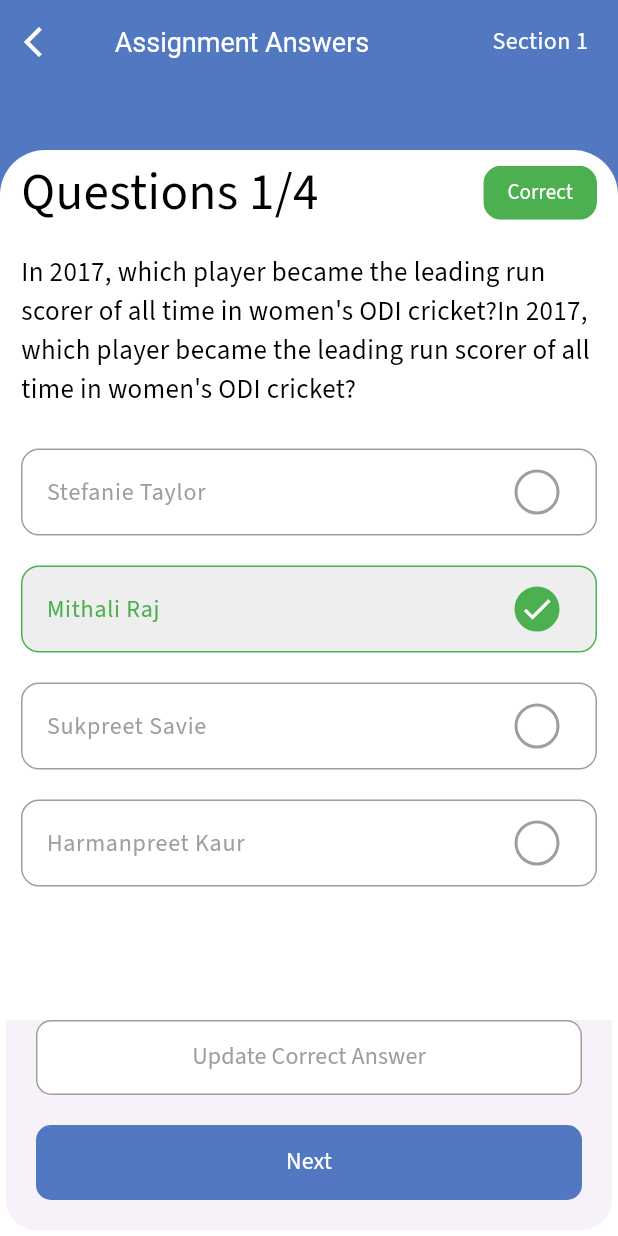
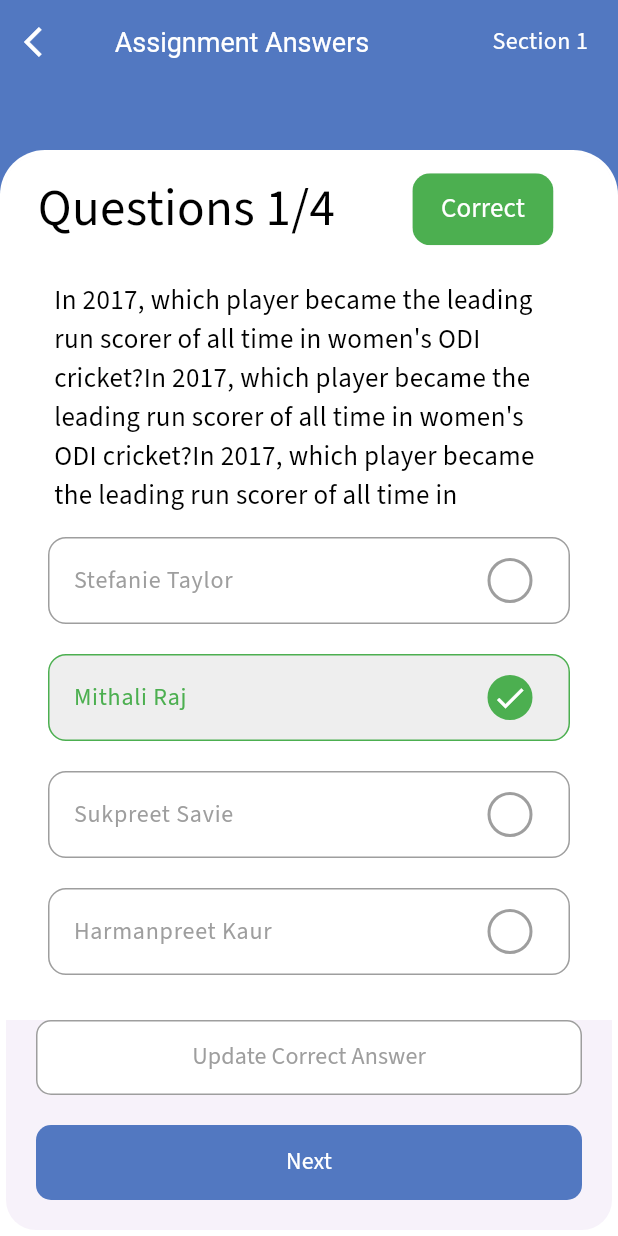
Before and after one commit to georgecabaccang/iskulapp-flutter, a Flutter app: the AssignmentAnswersPage screen opened directly with empty values, on a phone screen of 412 x 824 dp. Run offline on Flutter 3.47's test engine with Material 3 defaults, Android fonts, the phone set to English and light mode, and no system bars; our stand-ins replace dotted_line, flutter_bloc, flutter_dotenv, flutter_secure_storage, flutter_spinkit, freezed_annotation and 1 more; accounts and stored records are empty.

Commit message:
updated answers

```diff
--- a/assets/questions.json
+++ b/assets/questions.json
@@ -1,7 +1,7 @@
 [
     {
       "id": 1,
-      "q": "In 2017, which player became the leading run scorer of all time in women's ODI cricket?In 2017, which player became the leading run scorer of all time in women's ODI cricket?",
+      "q": "In 2017, which player became the leading run scorer of all time in women's ODI cricket?In 2017, which player became the leading run scorer of all time in women's ODI cricket?In 2017, which player became the leading run scorer of all time in women's ODI cricket?In 2017, which player became the leading run scorer of all time in women's ODI cricket?",
       "type": "multi",
       "answers": [
         { "id": 1, "text": "Stefanie Taylor", "is_correct": 0, "is_student_answered": 0 },
--- a/lib/pages/assignment/assignment_answers/widgets/assignment_card.dart
+++ b/lib/pages/assignment/assignment_answers/widgets/assignment_card.dart
@@ -74,7 +74,6 @@ class AssignmentCard extends StatelessWidget {
       String optionText, int optionId, bool isCorrect, bool isStudentAnswered) {
     bool isSelected = selectedOption == optionId;
 
-    // Define colors based on selection and correctness
     Color borderColor = isCorrect
         ? Colors.green
         : (isStudentAnswered ? Colors.red : Colors.grey);
@@ -168,7 +167,6 @@ class AssignmentCard extends StatelessWidget {
     final statusColor = _getStatusColor(status);
 
     return SizedBox(
-      // Ensure the Card takes the full width of the screen
       width: double.infinity,
       child: Card(
         elevation: 0,
@@ -179,8 +177,6 @@ class AssignmentCard extends StatelessWidget {
           children: [
             Expanded(
               child: Container(
-                padding: const EdgeInsets.only(
-                    top: 0.0, left: 10, right: 10, bottom: 0),
                 decoration: const BoxDecoration(
                   color: Colors.white,
                   borderRadius: BorderRadius.vertical(top: Radius.circular(20)),
@@ -188,7 +184,14 @@ class AssignmentCard extends StatelessWidget {
                 child: Column(
                   crossAxisAlignment: CrossAxisAlignment.start,
                   children: [
-                    Row(
+                    Padding(
+                      padding: const EdgeInsets.only(
+                        left: 21,
+                        right: 39,
+                        top: 11,
+                        bottom: 24,
+                      ),
+                      child: Row(
                         mainAxisAlignment: MainAxisAlignment.spaceBetween,
                         children: [
                           Text(
@@ -202,29 +205,49 @@ class AssignmentCard extends StatelessWidget {
                             elevation: 0,
                             label: Text(
                               status,
-                            style: bodyStyle().copyWith(color: Colors.white),
+                              style: bodyStyle()
+                                  .copyWith(color: Colors.white, fontSize: 18),
                             ),
                             backgroundColor: statusColor,
                             shape: RoundedRectangleBorder(
                               borderRadius: BorderRadius.circular(12),
                               side: const BorderSide(
                                 color: Colors.transparent,
-                              width: 0,
+                                width: 3,
                               ),
                             ),
                           ),
                         ],
                       ),
-                    const SizedBox(height: 16),
-                    Text(
+                    ),
+                    Padding(
+                      padding: const EdgeInsets.only(left: 32, right: 32),
+                      child: ConstrainedBox(
+                        constraints: const BoxConstraints(
+                          maxHeight: 160,
+                        ),
+                        child: SingleChildScrollView(
+                          child: Align(
+                            alignment: Alignment.centerLeft,
+                            child: Text(
                               question['q'] ?? 'No question available',
                               style: bodyStyle().copyWith(
                                 fontSize: 18,
                                 fontWeight: FontWeight.w500,
                               ),
+                              textAlign: TextAlign.left,
                             ),
-                    const SizedBox(height: 16),
-                    _buildQuestionContent(),
+                          ),
+                        ),
+                      ),
+                    ),
+                    const Spacer(),
+                    Padding(
+                      padding: const EdgeInsets.only(
+                          top: 0.0, left: 28.0, right: 28.0, bottom: 28),
+                      child: _buildQuestionContent(),
+                    ),
+                    const Spacer(),
                   ],
                 ),
               ),
--- a/lib/pages/assignment/assignment_preview/assignment_preview_page.dart
+++ b/lib/pages/assignment/assignment_preview/assignment_preview_page.dart
@@ -126,13 +126,12 @@ class _AssignmentPreviewPageState extends State<AssignmentPreviewPage> {
                   ),
                 ),
               ),
-              // Wrap DottedLine with a Container to set the width
               Container(
-                width: 380, // Width of the dotted line
+                width: 380,
                 child: const DottedLine(
-                  dashLength: 6.0, // Length of the dotted line segments
-                  lineThickness: 1.0, // Overall thickness of the line
-                  dashColor: Colors.white, // Color of the dotted line
+                  dashLength: 6.0,
+                  lineThickness: 1.0,
+                  dashColor: Colors.white,
                 ),
               ),
               const SizedBox(height: 10),
@@ -160,6 +159,7 @@ class _AssignmentPreviewPageState extends State<AssignmentPreviewPage> {
                               onUpdatePressed: _updateQuestion,
                               questionType: _getQuestionType(
                                   questions[currentQuestionIndex]['type']),
+                              isInteractionEnabled: false,
                             ),
                     ),
                   ],
--- a/lib/pages/assignment/assignment_preview/widgets/assignment_card.dart
+++ b/lib/pages/assignment/assignment_preview/widgets/assignment_card.dart
@@ -17,6 +17,7 @@ class AssignmentCard extends StatelessWidget {
   final Function onNextPressed;
   final Function onUpdatePressed;
   final QuestionType questionType;
+  final bool isInteractionEnabled;
 
   const AssignmentCard({
     super.key,
@@ -28,6 +29,7 @@ class AssignmentCard extends StatelessWidget {
     required this.onNextPressed,
     required this.onUpdatePressed,
     required this.questionType,
+    this.isInteractionEnabled = true,
   });
 
   Widget _buildOption(String optionText, int optionId, bool isCorrect) {
@@ -125,7 +127,7 @@ class AssignmentCard extends StatelessWidget {
                   const EdgeInsets.only(top: 30.0, left: 23.0, right: 23.0),
               child: ConstrainedBox(
                 constraints: const BoxConstraints(
-                  maxHeight: 75, // Limit height for question area
+                  maxHeight: 160, // Limit height for question area
                 ),
                 child: SingleChildScrollView(
                   child: Align(
@@ -149,8 +151,7 @@ class AssignmentCard extends StatelessWidget {
             const Spacer(),
 
             Padding(
-              padding:
-                  const EdgeInsets.only(top: 60.0, left: 23.0, right: 23.0),
+              padding: const EdgeInsets.only(top: 0.0, left: 23.0, right: 23.0),
               child: _buildQuestionContent(),
             ),
             // Spacer to push the options to the middle
```
Also changed, not shown: 1 other file. Lines whose indentation alone changed are shown as unchanged.
